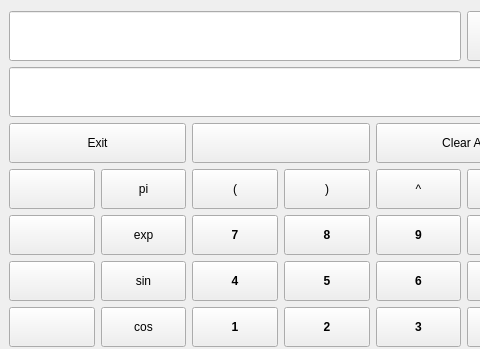
Qt form gui/mainwindow.ui (benediktibk/calculator) before a commit; both pictures show x 0 to 480 and y 0 to 349 of the 562 by 440 pixel window.
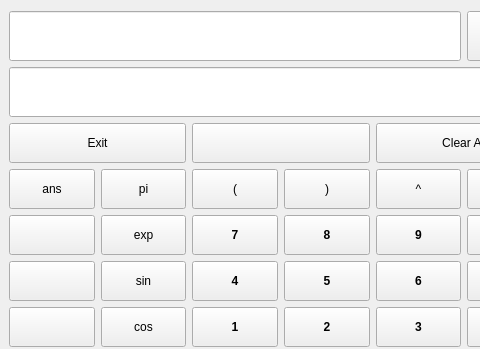
The same form after that commit.

Commit message: added ans-button.

What changed in the file:
```diff
--- a/gui/mainwindow.ui
+++ b/gui/mainwindow.ui
@@ -613,7 +613,7 @@
        </size>
       </property>
       <property name="text">
-       <string> </string>
+       <string>ans</string>
       </property>
      </widget>
     </item>
```
Left out of the diff: 10 changed lines with no effect on the pictures.
